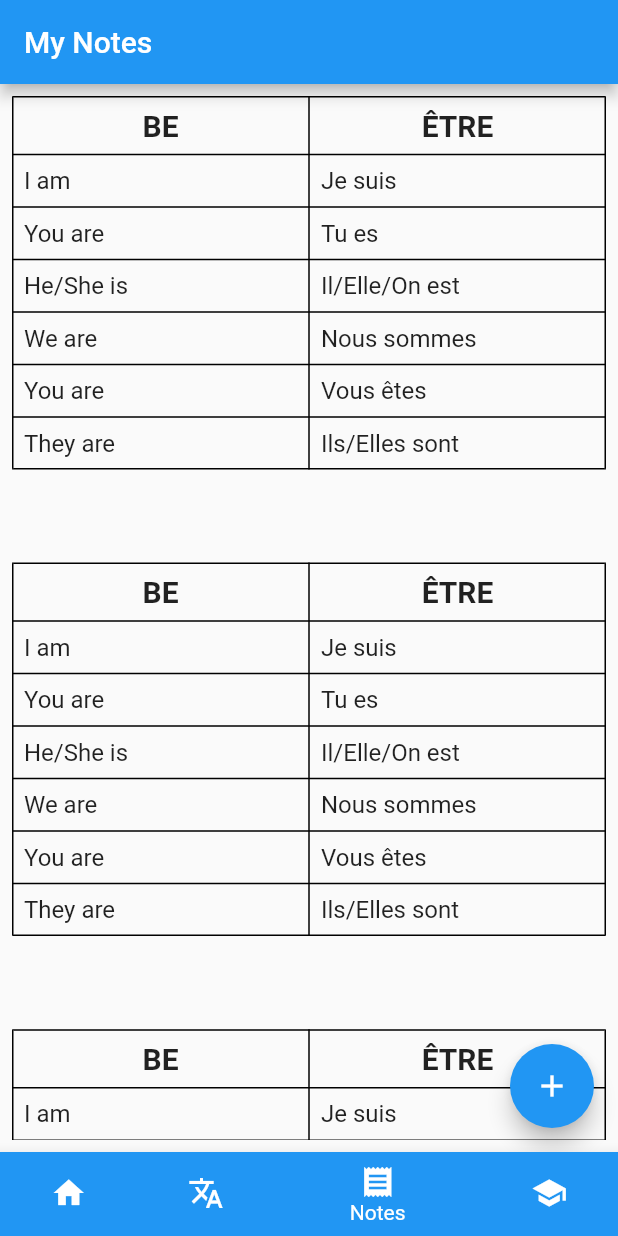
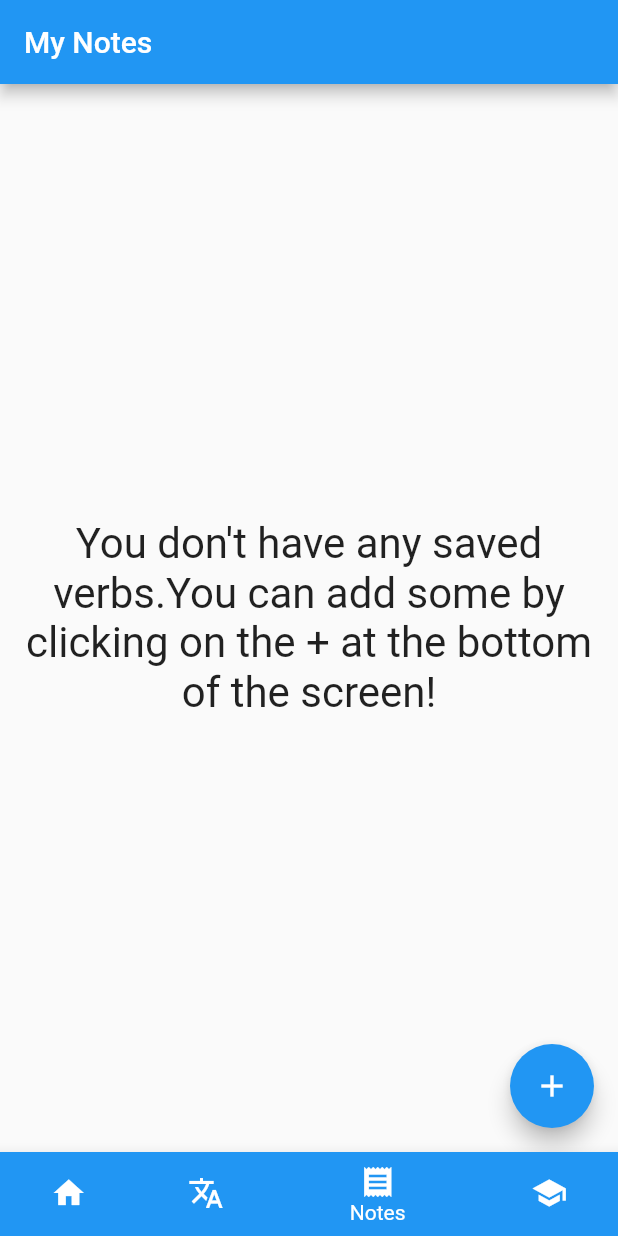
Before and after one commit to aroussie-zz/Translator, a Flutter app: the screen it shows after launch, item 3 of the bottom bar chosen, on a phone screen of 412 x 824 dp. Run offline on Flutter 3.47's test engine with Material 2 defaults, Android fonts, the phone set to English and light mode, and no system bars; our stand-ins replace shared_preferences, sqflite; missing offline and left inert: translator; accounts and stored records are empty.

Commit message:
DatabaseHelper + Save Verb (#12)
* Saving verb is working

* Fetching verbs is also working

* updated current logic for saving translations

```diff
--- a/lib/screens/NotesListPage.dart
+++ b/lib/screens/NotesListPage.dart
@@ -1,6 +1,7 @@
 import 'package:flutter/material.dart';
 import 'package:flutter/widgets.dart';
 import 'package:myTranslator/models/Verb.dart';
+import 'package:myTranslator/utilities/DatabaseHelper.dart';
 
 import 'VerbPage.dart';
 
@@ -16,33 +17,7 @@ class _NotesListState extends State<NotesListPage> {
       TextStyle(fontSize: 20, fontWeight: FontWeight.bold);
   var _verbTextStyle = TextStyle(fontSize: 16, fontWeight: FontWeight.normal);
 
-  var _itemToDisplay = [
-    Text("Helllllllllllo"),
-    Text("Helllllllllllo"),
-    Text("Helllllllllllo"),
-    Text("Helllllllllllo"),
-    Text("Helllllllllllo"),
-    Text("Helllllllllllo"),
-    Text("Helllllllllllo"),
-    Text("Helllllllllllo"),
-    Text("Helllllllllllo")
-  ];
-
-  var verb = new Verb(
-      original_title: "BE",
-      original_firstPerson: "I am",
-      original_secondPerson: "You are",
-      original_thirdPerson: "He/She is",
-      original_fourthPerson: "We are",
-      original_fifthPerson: "You are",
-      original_sixthPerson: "They are",
-      translated_title: "ÊTRE",
-      translated_firstPerson: "Je suis",
-      translated_secondPerson: "Tu es",
-      translated_thirdPerson: "Il/Elle/On est",
-      translated_fourthPerson: "Nous sommes",
-      translated_fifthPerson: "Vous êtes",
-      translated_sixthPerson: "Ils/Elles sont");
+  List<Verb> _verbs = [];
 
   @override
   Widget build(BuildContext context) {
@@ -57,32 +32,48 @@ class _NotesListState extends State<NotesListPage> {
       body: SafeArea(
           child: Padding(
         padding: const EdgeInsets.all(8.0),
-        child: GridView.count(
+        child: FutureBuilder(
+            future: _fetchVerbs(),
+            builder: (context, snapshot) {
+              _verbs = snapshot.data;
+              return _verbs == null
+                  ? Center(child: CircularProgressIndicator())
+                  : _verbs.isNotEmpty
+                      ? GridView.count(
                           mainAxisSpacing: 0.0,
                           crossAxisSpacing: 12.0,
                           crossAxisCount: 1,
                           childAspectRatio: tableWidth / tableHeight,
-          children: _itemToDisplay.map((Widget text) {
+                          children: _verbs.map((Verb verb) {
                             return new Table(
-              border: TableBorder.all(color: Colors.black, width: 1.0),
+                              border: TableBorder.all(
+                                  color: Colors.black, width: 1.0),
                               children: [
-                _buildTableRowTitle(verb.original_title, verb.translated_title),
-                _buildTableRow(
-                    verb.original_firstPerson, verb.translated_firstPerson),
-                _buildTableRow(
-                    verb.original_secondPerson, verb.translated_secondPerson),
-                _buildTableRow(
-                    verb.original_thirdPerson, verb.translated_thirdPerson),
-                _buildTableRow(
-                    verb.original_fourthPerson, verb.translated_fourthPerson),
-                _buildTableRow(
-                    verb.original_fifthPerson, verb.translated_fifthPerson),
-                _buildTableRow(
-                    verb.original_sixthPerson, verb.translated_sixthPerson)
+                                _buildTableRowTitle(
+                                    verb.original_title, verb.translated_title),
+                                _buildTableRow(verb.original_firstPerson,
+                                    verb.translated_firstPerson),
+                                _buildTableRow(verb.original_secondPerson,
+                                    verb.translated_secondPerson),
+                                _buildTableRow(verb.original_thirdPerson,
+                                    verb.translated_thirdPerson),
+                                _buildTableRow(verb.original_fourthPerson,
+                                    verb.translated_fourthPerson),
+                                _buildTableRow(verb.original_fifthPerson,
+                                    verb.translated_fifthPerson),
+                                _buildTableRow(verb.original_sixthPerson,
+                                    verb.translated_sixthPerson)
                               ],
                             );
                           }).toList(),
-        ),
+                        )
+                      : Center(
+                          child: Text(
+                              "You don't have any saved verbs."
+                              "You can add some by clicking on the + at the bottom of the screen!",
+                              textAlign: TextAlign.center,
+                              textScaleFactor: 2));
+            }),
       )),
       floatingActionButton: FloatingActionButton(
         onPressed: () => _onAddButtonClicked(context),
@@ -122,6 +113,13 @@ class _NotesListState extends State<NotesListPage> {
   }
 
   void _onAddButtonClicked(BuildContext context) {
-    Navigator.of(context).push(MaterialPageRoute(builder: (BuildContext context) => VerbPage()));
+    Navigator.of(context)
+        .push(MaterialPageRoute(builder: (BuildContext context) => VerbPage()));
+  }
+
+  ///Fetch verbs from the database
+  Future<List<Verb>> _fetchVerbs() {
+    var databaseHelper = DatabaseHelper();
+    return databaseHelper.fetchVerbs();
   }
 }
```
Also changed, not shown: lib/models/Translation.dart (+8 -3 lines), lib/models/Verb.dart (+74 -1 lines), lib/screens/TranslatePage.dart (+4 -7 lines), lib/screens/TranslationListPage.dart (+3 -22 lines), lib/screens/VerbPage.dart (+27 -2 lines), lib/utilities/DatabaseHelper.dart (added, +104 -0 lines). Lines whose indentation alone changed are shown as unchanged.
